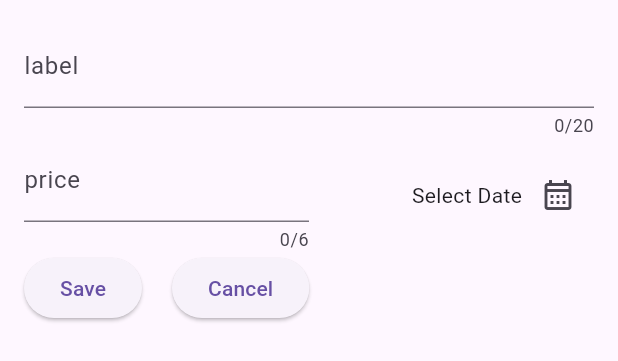
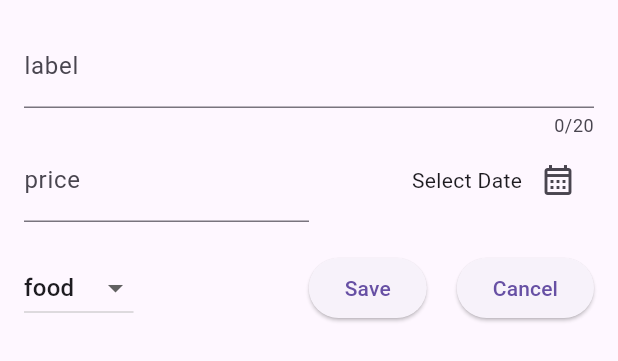
Before and after one commit to mahmoud-alwakeel/masarefy-app, a Flutter app: the NewExpense widget shown alone on an empty page, opened directly, on a phone screen of 412 x 824 dp. Shown: the top 361 px of the screen. Run offline on Flutter 3.47's test engine with Material 3 defaults, Android fonts, the phone set to English and light mode, and no system bars.

```diff
--- a/lib/screens/widgets/new_expense.dart
+++ b/lib/screens/widgets/new_expense.dart
@@ -15,6 +15,7 @@ class _NewExpenseState extends State<NewExpense> {
   final TextEditingController _titleController = TextEditingController();
   final TextEditingController _priceController = TextEditingController();
   DateTime? _selectedDate;
+  Category _selectedCategory = Category.food;
 
   void _openDatePicker() async {
     final nowTime = DateTime.now();
@@ -57,7 +58,6 @@ class _NewExpenseState extends State<NewExpense> {
                 child: TextField(
                   controller: _priceController,
                   keyboardType: TextInputType.number,
-                  maxLength: 6,
                   decoration: const InputDecoration(
                     prefixText: '\$ ',
                     label: Text('price'),
@@ -68,7 +68,9 @@ class _NewExpenseState extends State<NewExpense> {
                 child: Row(
                   mainAxisAlignment: MainAxisAlignment.end,
                   children: [
-                    Text(_selectedDate == null ? 'Select Date' : formater.format(_selectedDate!)),
+                    Text(_selectedDate == null
+                        ? 'Select Date'
+                        : formater.format(_selectedDate!)),
                     IconButton(
                       onPressed: _openDatePicker,
                       icon: const Icon(Icons.calendar_month_outlined),
@@ -78,8 +80,31 @@ class _NewExpenseState extends State<NewExpense> {
               ),
             ],
           ),
+          const SizedBox(
+            height: 20,
+          ),
           Row(
             children: [
+              DropdownButton(
+                value: _selectedCategory,
+                items: Category.values
+                    .map(
+                      (category) => DropdownMenuItem(
+                        value: category,
+                        child: Text(category.name),
+                      ),
+                    )
+                    .toList(),
+                onChanged: (val) {
+                  if (val == null) {
+                    return;
+                  }
+                  setState(() {
+                    _selectedCategory = val;
+                  });
+                },
+              ),
+              const Spacer(),
               ElevatedButton(
                 onPressed: () {
                   print(_titleController.text);
```
